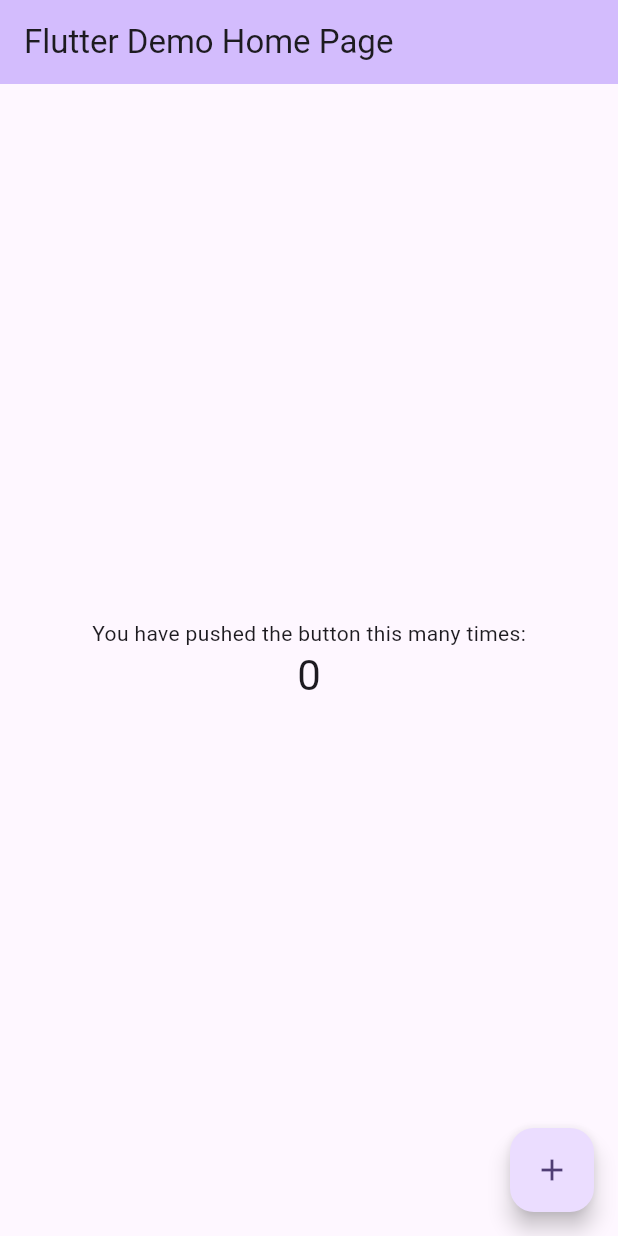
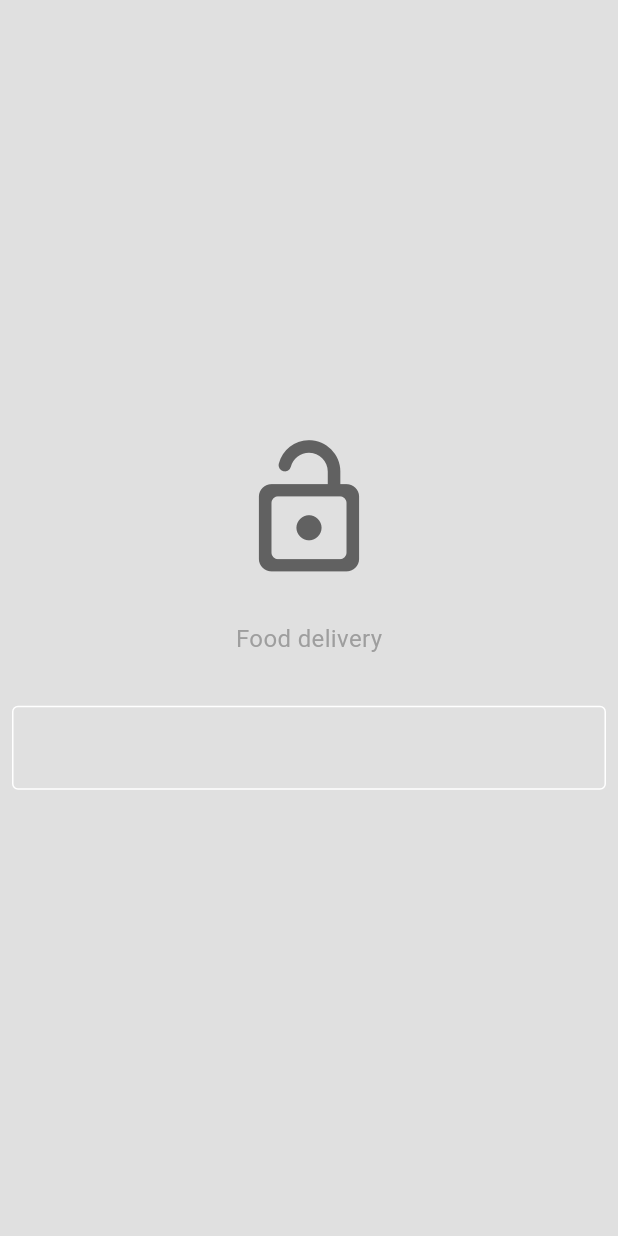
Before and after one commit to alexndrperz/OPC-flutter, a Flutter app: the screen it shows after launch, on a phone screen of 412 x 824 dp. Run offline on Flutter 3.47's test engine with Material 3 defaults, Android fonts, the phone set to English and light mode, and no system bars.

Commit message:
feat: Componentes iniciales

```diff
--- /dev/null
+++ b/deliver_ap/lib/components/custom_text_field.dart
@@ -0,0 +1,38 @@
+import 'package:flutter/material.dart';
+
+class CustomTextField extends StatelessWidget {
+  const CustomTextField({
+    super.key,
+    required this.controller,
+    required this.hintText,
+    required this.obscureText,
+  });
+
+  final TextEditingController controller;
+  final String hintText;
+  final bool obscureText;
+
+  @override
+  Widget build(BuildContext context) {
+    return Padding(
+      padding: const EdgeInsets.all(8.0),
+      child: TextField(
+        controller: controller,
+
+        obscureText: obscureText,
+        decoration: InputDecoration(
+          enabledBorder: OutlineInputBorder(
+            borderSide: BorderSide(
+              color: Theme.of(context).colorScheme.tertiary,
+            ),
+          ),
+          focusedBorder: OutlineInputBorder(
+            borderSide: BorderSide(
+              color: Theme.of(context).colorScheme.primary,
+            ),
+          ),
+        ),
+      ),
+    );
+  }
+}
--- a/deliver_ap/lib/main.dart
+++ b/deliver_ap/lib/main.dart
@@ -1,122 +1,27 @@
+import 'package:deliver_ap/pages/LoginPage.dart';
+import 'package:deliver_ap/themes/theme_provider.dart';
 import 'package:flutter/material.dart';
+import 'package:provider/provider.dart';
 
 void main() {
-  runApp(const MyApp());
+  runApp(
+    ChangeNotifierProvider(
+      create: (context) => ThemeProvider(),
+      child: const DeliverApp(),
+    ),
+  );
 }
 
-class MyApp extends StatelessWidget {
-  const MyApp({super.key});
+class DeliverApp extends StatelessWidget {
+  const DeliverApp({super.key});
 
-  // This widget is the root of your application.
   @override
   Widget build(BuildContext context) {
     return MaterialApp(
-      title: 'Flutter Demo',
-      theme: ThemeData(
-        // This is the theme of your application.
-        //
-        // TRY THIS: Try running your application with "flutter run". You'll see
-        // the application has a purple toolbar. Then, without quitting the app,
-        // try changing the seedColor in the colorScheme below to Colors.green
-        // and then invoke "hot reload" (save your changes or press the "hot
-        // reload" button in a Flutter-supported IDE, or press "r" if you used
-        // the command line to start the app).
-        //
-        // Notice that the counter didn't reset back to zero; the application
-        // state is not lost during the reload. To reset the state, use hot
-        // restart instead.
-        //
-        // This works for code too, not just values: Most code changes can be
-        // tested with just a hot reload.
-        colorScheme: ColorScheme.fromSeed(seedColor: Colors.deepPurple),
-      ),
-      home: const MyHomePage(title: 'Flutter Demo Home Page'),
+      title: "demo",
+      home: LoginPage(),
+      debugShowCheckedModeBanner: false,
+      theme: Provider.of<ThemeProvider>(context).themeData,
     );
   }
 }
-
-class MyHomePage extends StatefulWidget {
-  const MyHomePage({super.key, required this.title});
-
-  // This widget is the home page of your application. It is stateful, meaning
-  // that it has a State object (defined below) that contains fields that affect
-  // how it looks.
-
-  // This class is the configuration for the state. It holds the values (in this
-  // case the title) provided by the parent (in this case the App widget) and
-  // used by the build method of the State. Fields in a Widget subclass are
-  // always marked "final".
-
-  final String title;
-
-  @override
-  State<MyHomePage> createState() => _MyHomePageState();
-}
-
-class _MyHomePageState extends State<MyHomePage> {
-  int _counter = 0;
-
-  void _incrementCounter() {
-    setState(() {
-      // This call to setState tells the Flutter framework that something has
-      // changed in this State, which causes it to rerun the build method below
-      // so that the display can reflect the updated values. If we changed
-      // _counter without calling setState(), then the build method would not be
-      // called again, and so nothing would appear to happen.
-      _counter++;
-    });
-  }
-
-  @override
-  Widget build(BuildContext context) {
-    // This method is rerun every time setState is called, for instance as done
-    // by the _incrementCounter method above.
-    //
-    // The Flutter framework has been optimized to make rerunning build methods
-    // fast, so that you can just rebuild anything that needs updating rather
-    // than having to individually change instances of widgets.
-    return Scaffold(
-      appBar: AppBar(
-        // TRY THIS: Try changing the color here to a specific color (to
-        // Colors.amber, perhaps?) and trigger a hot reload to see the AppBar
-        // change color while the other colors stay the same.
-        backgroundColor: Theme.of(context).colorScheme.inversePrimary,
-        // Here we take the value from the MyHomePage object that was created by
-        // the App.build method, and use it to set our appbar title.
-        title: Text(widget.title),
-      ),
-      body: Center(
-        // Center is a layout widget. It takes a single child and positions it
-        // in the middle of the parent.
-        child: Column(
-          // Column is also a layout widget. It takes a list of children and
-          // arranges them vertically. By default, it sizes itself to fit its
-          // children horizontally, and tries to be as tall as its parent.
-          //
-          // Column has various properties to control how it sizes itself and
-          // how it positions its children. Here we use mainAxisAlignment to
-          // center the children vertically; the main axis here is the vertical
-          // axis because Columns are vertical (the cross axis would be
-          // horizontal).
-          //
-          // TRY THIS: Invoke "debug painting" (choose the "Toggle Debug Paint"
-          // action in the IDE, or press "p" in the console), to see the
-          // wireframe for each widget.
-          mainAxisAlignment: MainAxisAlignment.center,
-          children: <Widget>[
-            const Text('You have pushed the button this many times:'),
-            Text(
-              '$_counter',
-              style: Theme.of(context).textTheme.headlineMedium,
-            ),
-          ],
-        ),
-      ),
-      floatingActionButton: FloatingActionButton(
-        onPressed: _incrementCounter,
-        tooltip: 'Increment',
-        child: const Icon(Icons.add),
-      ), // This trailing comma makes auto-formatting nicer for build methods.
-    );
-  }
-}
--- /dev/null
+++ b/deliver_ap/lib/pages/LoginPage.dart
@@ -0,0 +1,41 @@
+import 'package:deliver_ap/components/custom_text_field.dart';
+import 'package:flutter/material.dart';
+
+class LoginPage extends StatelessWidget {
+  LoginPage({super.key});
+
+  final TextEditingController emailController = TextEditingController();
+  final TextEditingController passwordController = TextEditingController();
+  @override
+  Widget build(BuildContext context) {
+    return Scaffold(
+      backgroundColor: Theme.of(context).colorScheme.surface,
+      body: Center(
+        child: Column(
+          mainAxisAlignment: MainAxisAlignment.center,
+          children: [
+            Icon(
+              Icons.lock_open_rounded,
+              size: 100,
+              color: Theme.of(context).colorScheme.inversePrimary,
+            ),
+            SizedBox(height: 25),
+            Text(
+              "Food delivery",
+              style: TextStyle(
+                fontSize: 16,
+                color: Theme.of(context).colorScheme.primary,
+              ),
+            ),
+            const SizedBox(height: 25),
+            CustomTextField(
+              controller: emailController,
+              obscureText: false,
+              hintText: "Email",
+            ),
+          ],
+        ),
+      ),
+    );
+  }
+}
--- /dev/null
+++ b/deliver_ap/lib/themes/dark_theme.dart
@@ -0,0 +1,11 @@
+import 'package:flutter/material.dart';
+
+ThemeData darkMode = ThemeData(
+  colorScheme: ColorScheme.dark(
+    surface: Color.fromARGB(255, 20, 20, 20),
+    primary: Color.fromARGB(255, 122, 122, 122),
+    secondary: Color.fromARGB(255, 30, 30, 30),
+    tertiary: Color.fromARGB(255, 47, 47, 47),
+    inversePrimary: Colors.grey.shade300,
+  ),
+);
--- /dev/null
+++ b/deliver_ap/lib/themes/light_theme.dart
@@ -0,0 +1,11 @@
+import 'package:flutter/material.dart';
+
+ThemeData lightMode = ThemeData(
+  colorScheme: ColorScheme.light(
+    surface: Colors.grey.shade300,
+    primary: Colors.grey.shade500,
+    secondary: Colors.grey.shade100,
+    tertiary: Colors.white,
+    inversePrimary: Colors.grey.shade700,
+  ),
+);
--- /dev/null
+++ b/deliver_ap/lib/themes/theme_provider.dart
@@ -0,0 +1,24 @@
+import 'package:deliver_ap/themes/dark_theme.dart';
+import 'package:deliver_ap/themes/light_theme.dart';
+import 'package:flutter/material.dart';
+
+class ThemeProvider with ChangeNotifier {
+  ThemeData _themeData = lightMode;
+
+  ThemeData get themeData => _themeData;
+
+  bool get isDarkMode => _themeData == darkMode;
+
+  set themeData(ThemeData themeData) {
+    _themeData = themeData;
+    notifyListeners();
+  }
+
+  void toggleTheme() {
+    if (_themeData == lightMode) {
+      themeData = darkMode;
+    } else {
+      themeData = lightMode;
+    }
+  }
+}
--- a/deliver_ap/pubspec.yaml
+++ b/deliver_ap/pubspec.yaml
@@ -34,6 +34,7 @@ dependencies:
   # The following adds the Cupertino Icons font to your application.
   # Use with the CupertinoIcons class for iOS style icons.
   cupertino_icons: ^1.0.8
+  provider: ^6.1.2
 
 dev_dependencies:
   flutter_test:
```
Also changed, not shown: deliver_ap/pubspec.lock, 1 other file.
